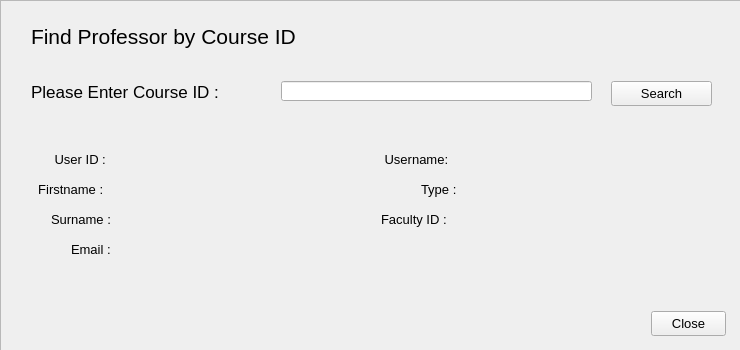
Qt form resources/UI/searchProfByCourseID.ui (Poom1997/gman) before a commit.
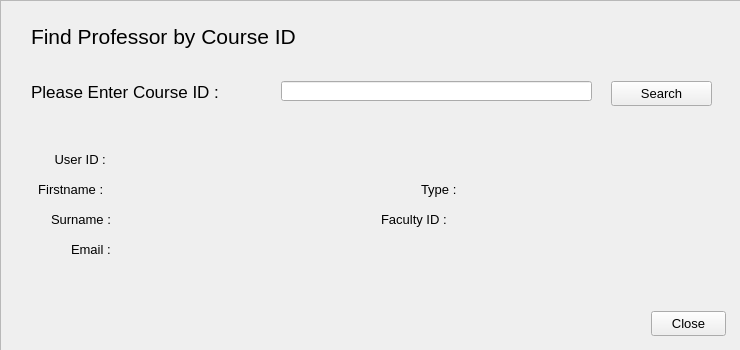
The same form after that commit.

```diff
--- a/resources/UI/searchProfByCourseID.ui
+++ b/resources/UI/searchProfByCourseID.ui
@@ -207,24 +207,6 @@
       <string>Email :</string>
      </property>
     </widget>
-    <widget class="QLabel" name="label_8">
-     <property name="geometry">
-      <rect>
-       <x>380</x>
-       <y>150</y>
-       <width>91</width>
-       <height>16</height>
-      </rect>
-     </property>
-     <property name="font">
-      <font>
-       <pointsize>10</pointsize>
-      </font>
-     </property>
-     <property name="text">
-      <string> Username:</string>
-     </property>
-    </widget>
     <widget class="QLabel" name="label_9">
      <property name="geometry">
       <rect>
```
